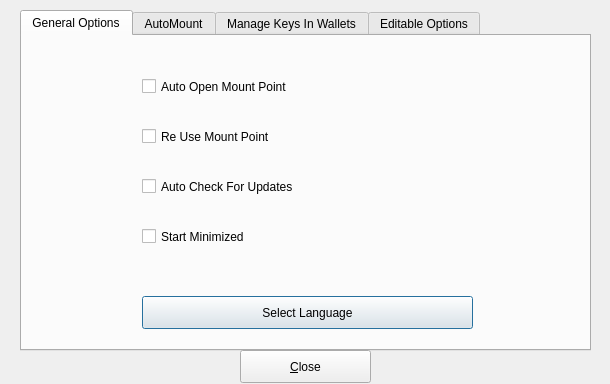
Qt form src/configoptions.ui (mhogomchungu/sirikali) before a commit.
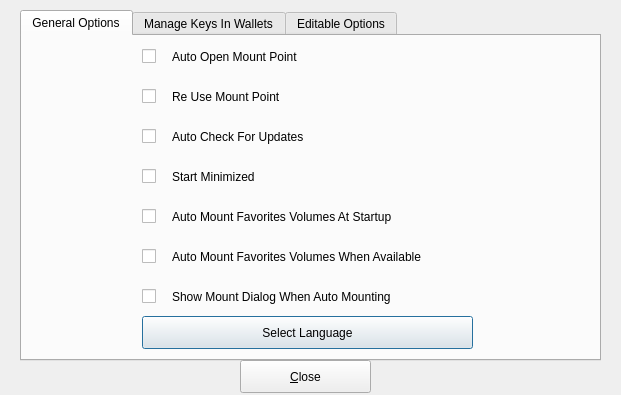
The same form after that commit. The open tabs and pages were chosen to show the change.

```diff
--- a/src/configoptions.ui
+++ b/src/configoptions.ui
@@ -6,8 +6,8 @@
    <rect>
     <x>0</x>
     <y>0</y>
-    <width>610</width>
-    <height>384</height>
+    <width>621</width>
+    <height>395</height>
    </rect>
   </property>
   <property name="windowTitle">
@@ -18,8 +18,8 @@
     <rect>
      <x>20</x>
      <y>10</y>
-     <width>571</width>
-     <height>341</height>
+     <width>581</width>
+     <height>351</height>
     </rect>
    </property>
    <property name="currentIndex">
@@ -33,59 +33,59 @@
      <property name="geometry">
       <rect>
        <x>120</x>
-       <y>30</y>
-       <width>441</width>
+       <y>0</y>
+       <width>21</width>
        <height>41</height>
       </rect>
      </property>
      <property name="text">
-      <string>Auto Open Mount Point</string>
+      <string/>
      </property>
     </widget>
     <widget class="QCheckBox" name="cbReUseMountPoint">
      <property name="geometry">
       <rect>
        <x>120</x>
-       <y>80</y>
-       <width>441</width>
+       <y>40</y>
+       <width>21</width>
        <height>41</height>
       </rect>
      </property>
      <property name="text">
-      <string>Re Use Mount Point</string>
+      <string/>
      </property>
     </widget>
     <widget class="QCheckBox" name="cbAutoCheckForUpdates">
      <property name="geometry">
       <rect>
        <x>120</x>
-       <y>130</y>
-       <width>441</width>
+       <y>80</y>
+       <width>21</width>
        <height>41</height>
       </rect>
      </property>
      <property name="text">
-      <string>Auto Check For Updates</string>
+      <string/>
      </property>
     </widget>
     <widget class="QCheckBox" name="cbStartMinimized">
      <property name="geometry">
       <rect>
        <x>120</x>
-       <y>180</y>
-       <width>441</width>
+       <y>120</y>
+       <width>21</width>
        <height>41</height>
       </rect>
      </property>
      <property name="text">
-      <string>Start Minimized</string>
+      <string/>
      </property>
     </widget>
     <widget class="QPushButton" name="pbSelectLanguage">
      <property name="geometry">
       <rect>
        <x>120</x>
-       <y>260</y>
+       <y>280</y>
        <width>331</width>
        <height>33</height>
       </rect>
@@ -94,49 +94,156 @@
       <string>Select Language</string>
      </property>
     </widget>
-   </widget>
-   <widget class="QWidget" name="manageFavorites">
-    <attribute name="title">
-     <string>AutoMount</string>
-    </attribute>
+    <widget class="QLabel" name="label_9">
+     <property name="geometry">
+      <rect>
+       <x>150</x>
+       <y>0</y>
+       <width>401</width>
+       <height>41</height>
+      </rect>
+     </property>
+     <property name="text">
+      <string>Auto Open Mount Point</string>
+     </property>
+     <property name="wordWrap">
+      <bool>true</bool>
+     </property>
+    </widget>
+    <widget class="QLabel" name="label_10">
+     <property name="geometry">
+      <rect>
+       <x>150</x>
+       <y>40</y>
+       <width>401</width>
+       <height>41</height>
+      </rect>
+     </property>
+     <property name="text">
+      <string>Re Use Mount Point</string>
+     </property>
+     <property name="wordWrap">
+      <bool>true</bool>
+     </property>
+    </widget>
+    <widget class="QLabel" name="label_11">
+     <property name="geometry">
+      <rect>
+       <x>150</x>
+       <y>80</y>
+       <width>401</width>
+       <height>41</height>
+      </rect>
+     </property>
+     <property name="text">
+      <string>Auto Check For Updates</string>
+     </property>
+    </widget>
+    <widget class="QLabel" name="label_12">
+     <property name="geometry">
+      <rect>
+       <x>150</x>
+       <y>120</y>
+       <width>401</width>
+       <height>41</height>
+      </rect>
+     </property>
+     <property name="text">
+      <string>Start Minimized</string>
+     </property>
+    </widget>
     <widget class="QCheckBox" name="cbAutoMountAtStartUp">
      <property name="geometry">
       <rect>
        <x>120</x>
-       <y>40</y>
-       <width>411</width>
-       <height>61</height>
+       <y>160</y>
+       <width>21</width>
+       <height>41</height>
+      </rect>
+     </property>
+     <property name="text">
+      <string/>
+     </property>
+    </widget>
+    <widget class="QLabel" name="label_7">
+     <property name="geometry">
+      <rect>
+       <x>150</x>
+       <y>160</y>
+       <width>401</width>
+       <height>41</height>
       </rect>
      </property>
      <property name="text">
       <string>Auto Mount Favorites Volumes At Startup</string>
      </property>
+     <property name="wordWrap">
+      <bool>true</bool>
+     </property>
     </widget>
     <widget class="QCheckBox" name="cbAutoMountWhenAvailable">
      <property name="geometry">
       <rect>
        <x>120</x>
-       <y>110</y>
+       <y>200</y>
+       <width>21</width>
+       <height>41</height>
+      </rect>
+     </property>
+     <property name="maximumSize">
+      <size>
        <width>431</width>
-       <height>81</height>
+       <height>16777215</height>
+      </size>
+     </property>
+     <property name="text">
+      <string/>
+     </property>
+    </widget>
+    <widget class="QLabel" name="label_6">
+     <property name="geometry">
+      <rect>
+       <x>150</x>
+       <y>200</y>
+       <width>401</width>
+       <height>41</height>
       </rect>
      </property>
      <property name="text">
       <string>Auto Mount Favorites Volumes When Available</string>
      </property>
+     <property name="wordWrap">
+      <bool>true</bool>
+     </property>
     </widget>
     <widget class="QCheckBox" name="cbShowMountDialogWhenAutoMounting">
      <property name="geometry">
       <rect>
        <x>120</x>
-       <y>200</y>
-       <width>441</width>
-       <height>61</height>
+       <y>240</y>
+       <width>21</width>
+       <height>41</height>
+      </rect>
+     </property>
+     <property name="text">
+      <string/>
+     </property>
+    </widget>
+    <widget class="QLabel" name="label_8">
+     <property name="geometry">
+      <rect>
+       <x>150</x>
+       <y>240</y>
+       <width>401</width>
+       <height>41</height>
       </rect>
      </property>
      <property name="text">
       <string>Show Mount Dialog When Auto Mounting</string>
      </property>
+     <property name="wordWrap">
+      <bool>true</bool>
+     </property>
     </widget>
    </widget>
    <widget class="QWidget" name="manageKeys">
@@ -407,7 +514,7 @@
    <property name="geometry">
     <rect>
      <x>240</x>
-     <y>350</y>
+     <y>360</y>
      <width>131</width>
      <height>33</height>
     </rect>
```
Left out of the diff: 11 changed lines with no effect on the pictures.
